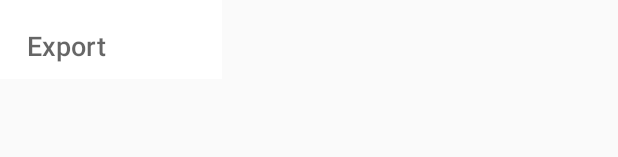
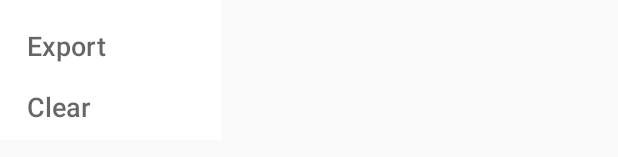
Before and after one commit to chriskennington/qSmart, an Android app: the layout popup_graph_options.xml on its own in the app's theme, with its tools: preview values and no code run, on a phone screen of 412 x 824 dp. Shown: the part 247-404 px from the top of the screen. Run offline under Robolectric (Android 15) with nearby library versions, the phone set to English and light mode, and no system bars.

Commit message:
vc28 added graph clearing

```diff
--- a/app/build.gradle
+++ b/app/build.gradle
@@ -6,8 +6,8 @@ android {
         applicationId "com.pitmasteriq.qsmart"
         minSdkVersion 23
         targetSdkVersion 27
-        versionCode 27
-        versionName "2.2.8"
+        versionCode 28
+        versionName "2.3.0"
         testInstrumentationRunner "android.support.test.runner.AndroidJUnitRunner"
     }
     buildTypes {
--- a/app/src/main/res/layout/popup_graph_options.xml
+++ b/app/src/main/res/layout/popup_graph_options.xml
@@ -63,6 +63,17 @@
         app:layout_constraintStart_toStartOf="parent"
         app:layout_constraintTop_toBottomOf="@+id/textView5"/>
 
+    <TextView
+        android:id="@+id/pref_graph_clear"
+        android:layout_width="wrap_content"
+        android:layout_height="wrap_content"
+        android:layout_marginStart="8dp"
+        android:layout_marginTop="16dp"
+        android:text="Clear"
+        android:textAppearance="@android:style/TextAppearance.DeviceDefault.Medium"
+        app:layout_constraintStart_toStartOf="parent"
+        app:layout_constraintTop_toBottomOf="@+id/pref_graph_export" />
+
     <CheckBox
         android:id="@+id/pref_graph_pit_set"
         android:layout_width="wrap_content"
```
Also changed, not shown: app/src/main/java/com/pitmasteriq/qsmart/database/DatabaseHelper.java (+12 -0 lines), app/src/main/java/com/pitmasteriq/qsmart/monitor/MonitorActivity.java (+26 -8 lines), 1 other file.
